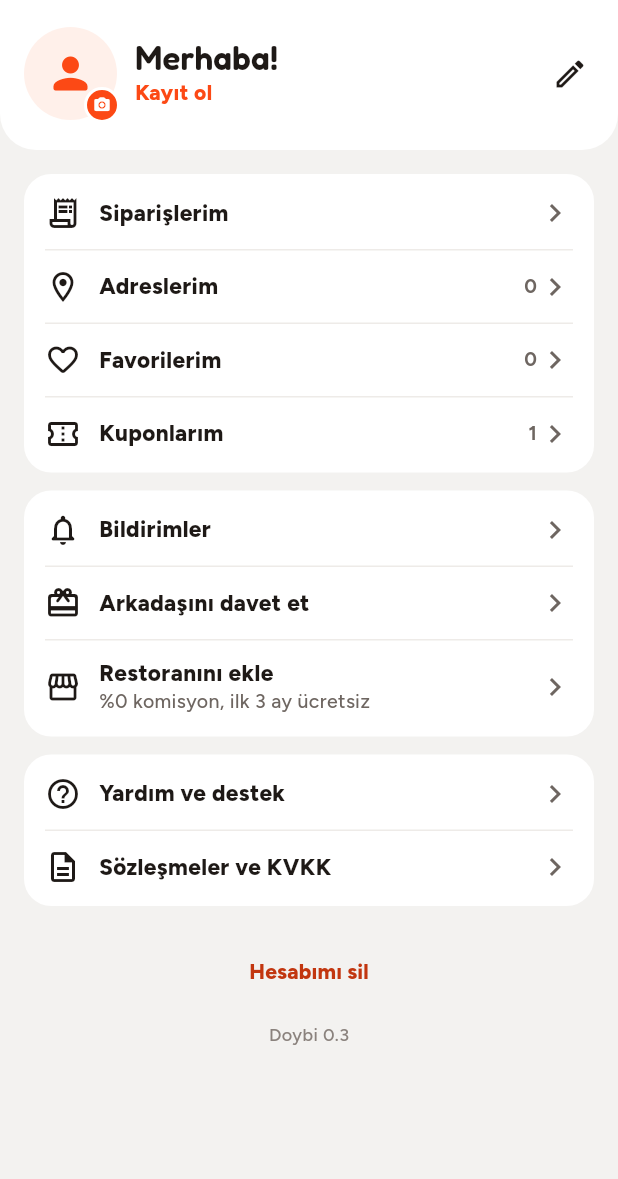
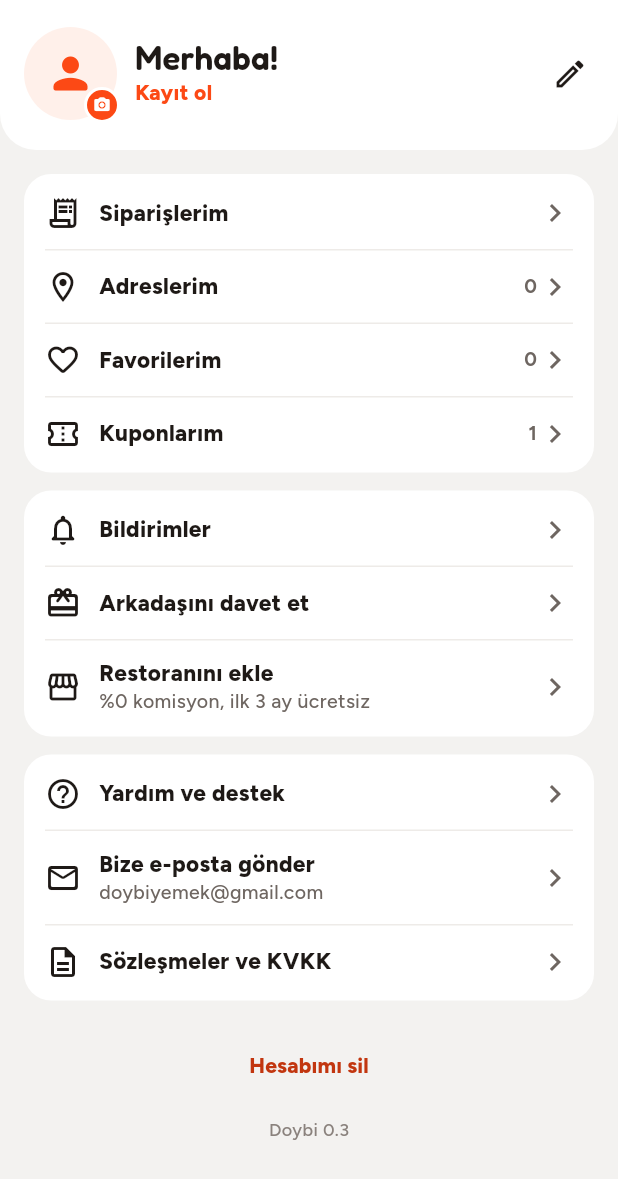
Before and after one commit to cankara46464646-eng/Doybi, a Flutter app: the AccountScreen screen opened directly, on a phone screen of 412 x 824 dp. Shown: the top 1179 px of the screen. Run offline on Flutter 3.47's test engine with Material 3 defaults, Android fonts, the phone set to English and light mode, and no system bars; our stand-ins replace audioplayers, flutter_map, geolocator, image_picker, latlong2, qr_flutter and 2 more; missing offline and left inert: mobile_scanner; accounts and stored records are empty.

Commit message:
Destek e-postası: doybiyemek@gmail.com
- Hesabım > Bize e-posta gönder, Yardım metni, aydınlatma metni (KVKK başvuruları)
- Aydınlatma metnine ad soyad, e-posta ve kampanya izni eklendi
- Web sitesi alt bilgisinde e-posta

Co-Authored-By: Claude Opus 5.5 <noreply@anthropic.com>
Claude-Session: https://claude.ai/code/session_01KybL2GwJ9n7Rcow3hZ5yWu

```diff
--- a/lib/screens/account.dart
+++ b/lib/screens/account.dart
@@ -1,4 +1,5 @@
 import 'package:flutter/material.dart';
+import 'package:url_launcher/url_launcher.dart';
 
 import '../state/app_state.dart';
 import '../theme.dart';
@@ -17,7 +18,7 @@ const helpText = [
   ('Siparişim gecikti', 'Takip ekranından restoranı arayabilirsin. Restoran onaylamadan önce siparişini ücretsiz iptal edebilirsin.'),
   ('Eksik ya da yanlış geldi', 'Siparişlerim > Sorun bildir. Ödemeyi restorana yaptığın için iadeyi restoran yapar; 24 saat içinde dönmezse Doybi ekibi devreye girer.'),
   ('Ödeme', 'Doybi\'de ödeme yalnızca kapıda yapılır: nakit ya da kuryenin getirdiği POS ile kart. Uygulamada kart bilgisi istemeyiz.'),
-  ('Bize ulaş', 'Siparişlerim > Sorun bildir ile yaz; fotoğraf da ekleyebilirsin. Bildirimin önce restorana, 24 saatte çözülmezse Doybi ekibine düşer.'),
+  ('Bize ulaş', 'Siparişle ilgili sorunları Siparişlerim > Sorun bildir ile yaz; fotoğraf da ekleyebilirsin. Bildirimin önce restorana, 24 saatte çözülmezse Doybi ekibine düşer. Diğer her konuda $supportEmail adresine yazabilirsin.'),
 ];
 
 class AccountScreen extends StatelessWidget {
@@ -200,6 +201,8 @@ class AccountScreen extends StatelessWidget {
               const SizedBox(height: 12),
               group([
                 LinkRow(Icons.help_outline, 'Yardım ve destek', iconColor: C.ink, onTap: () => Navigator.push(context, MaterialPageRoute(builder: (_) => const InfoPage('Yardım ve destek', helpText)))),
+                LinkRow(Icons.mail_outline_rounded, 'Bize e-posta gönder', sub: supportEmail, iconColor: C.ink,
+                    onTap: () => launchUrl(Uri(scheme: 'mailto', path: supportEmail, query: 'subject=Doybi destek'))),
                 LinkRow(Icons.description_outlined, 'Sözleşmeler ve KVKK', iconColor: C.ink, onTap: () => Navigator.push(context, MaterialPageRoute(builder: (_) => const InfoPage('Sözleşmeler ve KVKK', kvkkText)))),
               ]),
               const SizedBox(height: 20),
--- a/lib/screens/verify.dart
+++ b/lib/screens/verify.dart
@@ -248,8 +248,9 @@ class _VerifyScreenState extends State<VerifyScreen> {
 }
 
 const kvkkText = [
-  ('Hangi bilgileri işliyoruz?', 'Telefon numaran, teslimat adresin ve sipariş geçmişin. Öğrenci ikramlarında kimlik bilgisi almıyoruz; kimliğini restoran yalnızca bakarak kontrol eder.'),
+  ('Hangi bilgileri işliyoruz?', 'Adın soyadın, telefon numaran, yazdıysan e-posta adresin, teslimat adresin ve sipariş geçmişin. Öğrenci ikramlarında kimlik bilgisi almıyoruz; kimliğini restoran yalnızca bakarak kontrol eder.'),
   ('Neden?', 'Siparişini restorana iletmek, restoranın sana ulaşabilmesi ve sahte siparişleri önlemek için.'),
   ('Kimlerle paylaşıyoruz?', 'Siparişini hazırlayan restoranla: adın, adresin ve numaran. Başka kimseyle paylaşmıyoruz.'),
-  ('Hakların', 'Hesabım > Hesabımı sil ile verilerini silebilirsin. Geçmiş sipariş kayıtları yalnızca yasal zorunluluk süresince saklanır.'),
+  ('Kampanya iletileri', 'Kampanya SMS\'i ve e-postası yalnızca kayıt olurken izin verdiysen gönderilir. İzni istediğin zaman geri alabilirsin.'),
+  ('Hakların', 'Hesabım > Hesabımı sil ile verilerini silebilirsin. Geçmiş sipariş kayıtları yalnızca yasal zorunluluk süresince saklanır. Soruların ve KVKK başvuruların için: $supportEmail'),
 ];
--- a/lib/widgets/common.dart
+++ b/lib/widgets/common.dart
@@ -6,6 +6,9 @@ import '../data/models.dart';
 import '../state/app_state.dart';
 import '../theme.dart';
 import 'photo.dart';
+
+/// Doybi destek e-postası (müşteri ve işletme soruları, KVKK başvuruları).
+const supportEmail = 'doybiyemek@gmail.com';
 
 class Avatar extends StatelessWidget {
   final Restaurant r;
```
Also changed, not shown: 2 other files.
